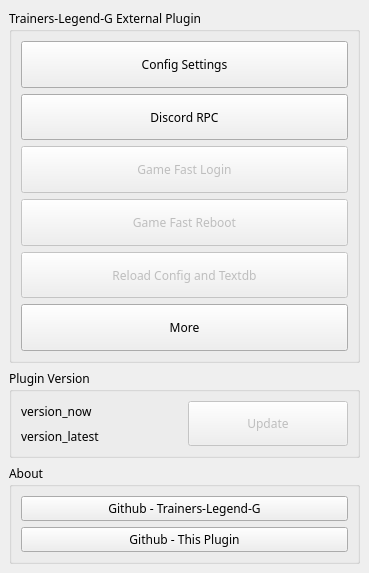
First picture: the form in gui/qtui/main_ui.ui, repository chinosk6/Trainers-Legend-G-External-Plugin, before the edit.
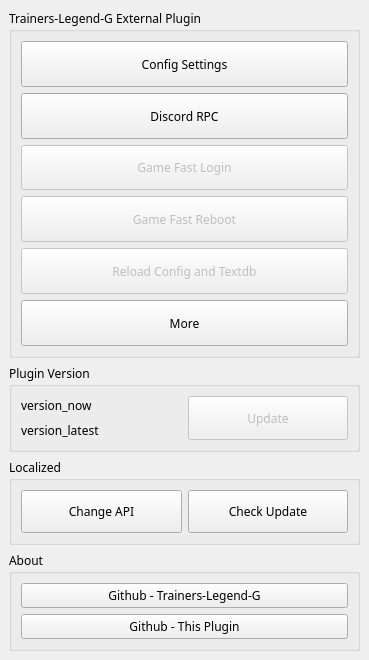
Second picture: the form after the edit.

Patch:
```diff
--- a/gui/qtui/main_ui.ui
+++ b/gui/qtui/main_ui.ui
@@ -7,7 +7,7 @@
     <x>0</x>
     <y>0</y>
     <width>369</width>
-    <height>573</height>
+    <height>660</height>
    </rect>
   </property>
   <property name="font">
@@ -21,7 +21,7 @@
   <widget class="QWidget" name="centralwidget">
    <layout class="QVBoxLayout" name="verticalLayout_5">
     <item>
-     <layout class="QVBoxLayout" name="verticalLayout" stretch="8,2,1">
+     <layout class="QVBoxLayout" name="verticalLayout" stretch="8,2,2,1">
       <item>
        <widget class="QGroupBox" name="groupBox">
         <property name="title">
@@ -164,6 +164,41 @@
         </layout>
        </widget>
       </item>
+      <item>
+       <widget class="QGroupBox" name="groupBox_4">
+        <property name="title">
+         <string>Localized</string>
+        </property>
+        <layout class="QHBoxLayout" name="horizontalLayout_2">
+         <item>
+          <widget class="QPushButton" name="pushButton_set_api">
+           <property name="maximumSize">
+            <size>
+             <width>10000</width>
+             <height>10000</height>
+            </size>
+           </property>
+           <property name="text">
+            <string>Change API</string>
+           </property>
+          </widget>
+         </item>
+         <item>
+          <widget class="QPushButton" name="pushButton_update_files">
+           <property name="maximumSize">
+            <size>
+             <width>10000</width>
+             <height>10000</height>
+            </size>
+           </property>
+           <property name="text">
+            <string>Check Update</string>
+           </property>
+          </widget>
+         </item>
+        </layout>
+       </widget>
+      </item>
       <item>
        <widget class="QGroupBox" name="groupBox_2">
         <property name="title">
```
